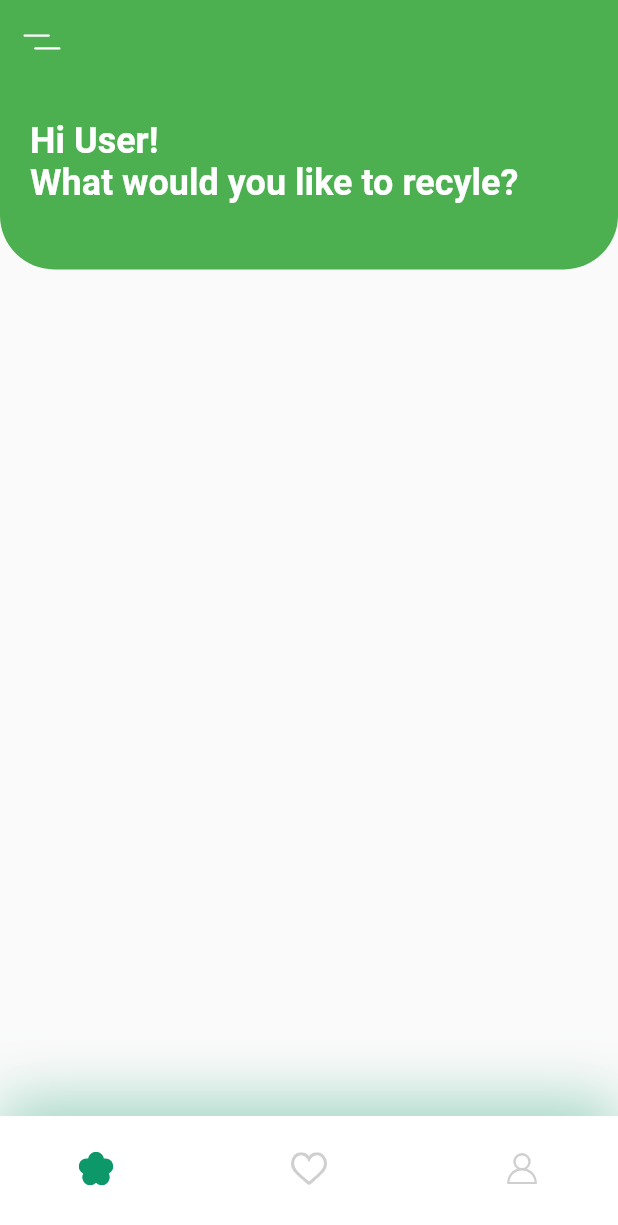
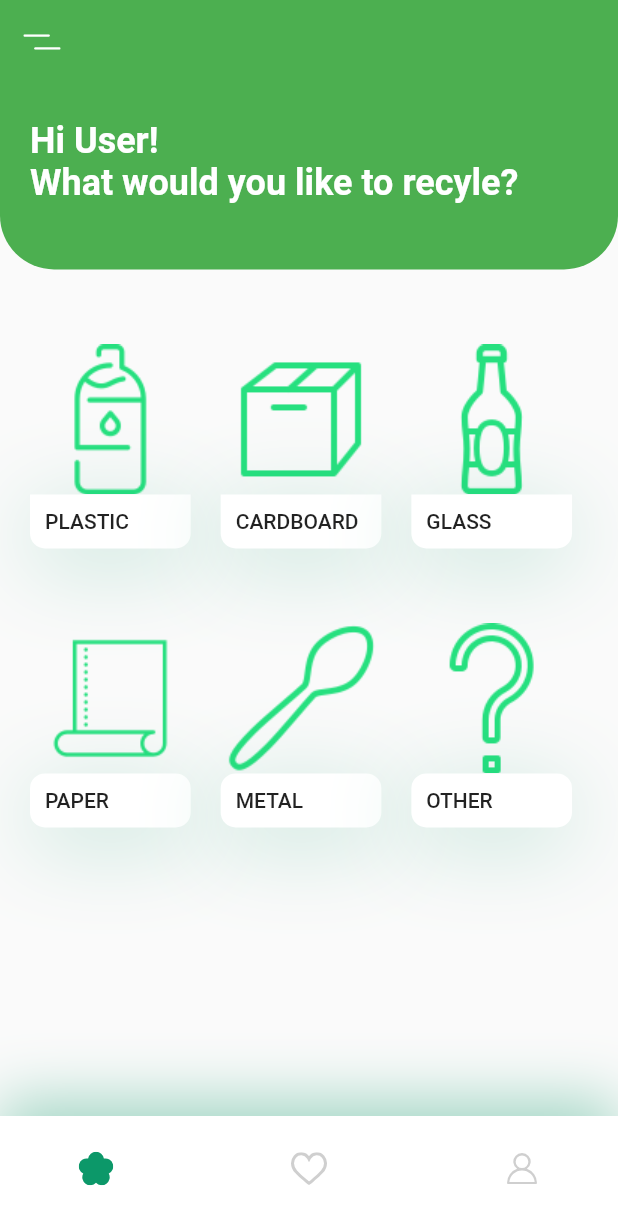
Before and after one commit to Jess-say/Clean-Trash, a Flutter app: the screen it shows after launch, on a phone screen of 412 x 824 dp. Shown: the top 1225 px of the screen. Run offline on Flutter 3.47's test engine with Material 2 defaults, Android fonts, the phone set to English and light mode, and no system bars; our stand-ins replace flutter_svg.

Commit message:
added 6 buttons for classes

```diff
--- a/clean_trash_app/lib/screens/home/components/body.dart
+++ b/clean_trash_app/lib/screens/home/components/body.dart
@@ -1,6 +1,8 @@
 import 'package:flutter/material.dart';
 
 import './header.dart';
+import './recommended_classes1.dart';
+import './recommended_classes2.dart';
 
 class Body extends StatelessWidget {
   const Body({Key? key}) : super(key: key);
@@ -15,6 +17,8 @@ class Body extends StatelessWidget {
         crossAxisAlignment: CrossAxisAlignment.start,
         children: <Widget>[
           Header(size: size),
+          const RecomendsClasses(),
+          const RecomendsClasses2(),
         ],
       ),
     );
--- /dev/null
+++ b/clean_trash_app/lib/screens/home/components/recommended_classes1.dart
@@ -0,0 +1,97 @@
+import 'package:flutter/material.dart';
+
+import '../../../styles.dart';
+
+class RecomendsClasses extends StatelessWidget {
+  const RecomendsClasses({
+    Key? key,
+  }) : super(key: key);
+
+  @override
+  Widget build(BuildContext context) {
+    return SingleChildScrollView(
+      scrollDirection: Axis.horizontal,
+      child: Row(
+        children: <Widget>[
+          RecomendClassCard(
+            image: "assets/images/green_plastic_bottle.png",
+            title: "Plastic",
+            press: () {},
+          ),
+          RecomendClassCard(
+            image: "assets/images/green_cardboard_box.png",
+            title: "Cardboard",
+            press: () {},
+          ),
+          RecomendClassCard(
+            image: "assets/images/green_glass_bottle.png",
+            title: "Glass",
+            press: () {},
+          ),
+        ],
+      ),
+    );
+  }
+}
+
+class RecomendClassCard extends StatelessWidget {
+  const RecomendClassCard({
+    Key? key,
+    required this.image,
+    required this.title,
+    required this.press,
+  }) : super(key: key);
+
+  final String image, title;
+  final Function press;
+
+  @override
+  Widget build(BuildContext context) {
+    Size size = MediaQuery.of(context).size;
+    return Container(
+      margin: const EdgeInsets.only(
+        left: kDefaultPadding,
+        bottom: kDefaultPadding * 2.5,
+      ),
+      width: size.width * 0.26,
+      child: Column(
+        children: <Widget>[
+          Image.asset(image),
+          GestureDetector(
+            //onTap: press,
+            child: Container(
+              padding: const EdgeInsets.all(kDefaultPadding / 2),
+              decoration: BoxDecoration(
+                color: Colors.white,
+                borderRadius: const BorderRadius.only(
+                  bottomLeft: Radius.circular(10),
+                  bottomRight: Radius.circular(10),
+                ),
+                boxShadow: [
+                  BoxShadow(
+                    offset: const Offset(0, 10),
+                    blurRadius: 50,
+                    color: kPrimaryColor.withOpacity(0.23),
+                  ),
+                ],
+              ),
+              child: Row(
+                children: <Widget>[
+                  RichText(
+                    text: TextSpan(
+                      children: [
+                        TextSpan(
+                            text: title.toUpperCase(),
+                            style: Theme.of(context).textTheme.button),
+                      ],
+                    ),
+                  ),
+                ],
+              ),
+            ),
+          )
+        ],
+      ),
+    );
+  }
+}
--- /dev/null
+++ b/clean_trash_app/lib/screens/home/components/recommended_classes2.dart
@@ -0,0 +1,99 @@
+import 'package:flutter/material.dart';
+
+import '../../../styles.dart';
+
+class RecomendsClasses2 extends StatelessWidget {
+  const RecomendsClasses2({
+    Key? key,
+  }) : super(key: key);
+
+  @override
+  Widget build(BuildContext context) {
+    return SingleChildScrollView(
+      scrollDirection: Axis.horizontal,
+      child: Row(
+        children: <Widget>[
+          RecomendClassCard(
+            image: "assets/images/green_paper.png",
+            title: "Paper",
+            press: () {},
+          ),
+          RecomendClassCard(
+            image: "assets/images/spoon.png",
+            title: "Metal",
+            press: () {},
+          ),
+          RecomendClassCard(
+            image: "assets/images/green_question_mark.png",
+            title: "Other",
+            press: () {},
+          ),
+        ],
+      ),
+    );
+  }
+}
+
+class RecomendClassCard extends StatelessWidget {
+  const RecomendClassCard({
+    Key? key,
+    required this.image,
+    required this.title,
+    required this.press,
+  }) : super(key: key);
+
+  final String image, title;
+  final Function press;
+
+  @override
+  Widget build(BuildContext context) {
+    Size size = MediaQuery.of(context).size;
+    return Container(
+      margin: const EdgeInsets.only(
+        left: kDefaultPadding,
+        bottom: kDefaultPadding * 2.5,
+      ),
+      width: size.width * 0.26,
+      child: Column(
+        children: <Widget>[
+          Image.asset(image),
+          GestureDetector(
+            //onTap: press,
+            child: Container(
+              padding: const EdgeInsets.all(kDefaultPadding / 2),
+              decoration: BoxDecoration(
+                color: Colors.white,
+                borderRadius: const BorderRadius.only(
+                  bottomLeft: Radius.circular(10),
+                  bottomRight: Radius.circular(10),
+                  topLeft: Radius.circular(10),
+                  topRight: Radius.circular(10),
+                ),
+                boxShadow: [
+                  BoxShadow(
+                    offset: const Offset(0, 10),
+                    blurRadius: 50,
+                    color: kPrimaryColor.withOpacity(0.23),
+                  ),
+                ],
+              ),
+              child: Row(
+                children: <Widget>[
+                  RichText(
+                    text: TextSpan(
+                      children: [
+                        TextSpan(
+                            text: title.toUpperCase(),
+                            style: Theme.of(context).textTheme.button),
+                      ],
+                    ),
+                  ),
+                ],
+              ),
+            ),
+          )
+        ],
+      ),
+    );
+  }
+}
```
